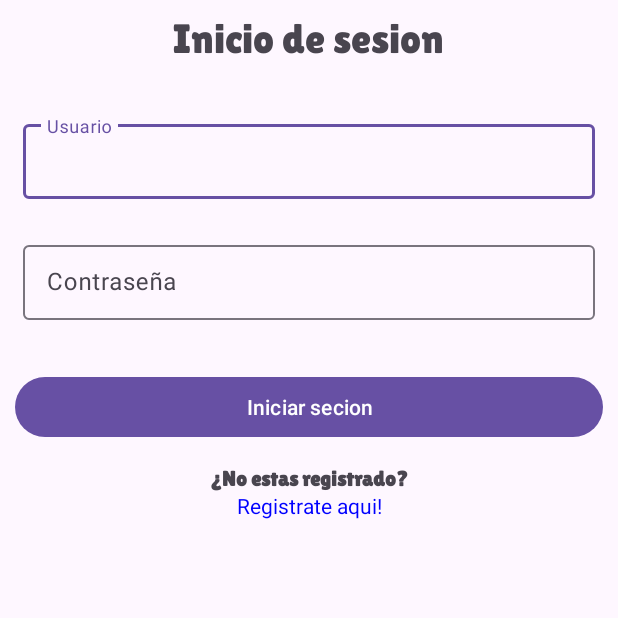
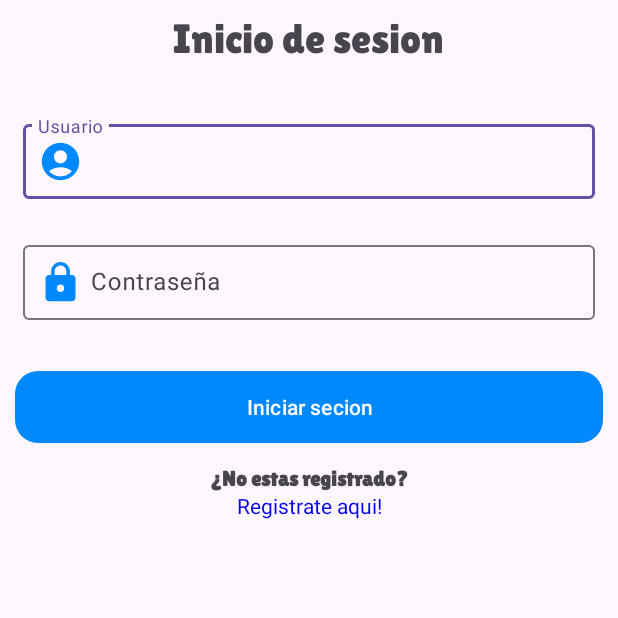
Before and after one commit to dillonduncan/proyecto_veterinaria, an Android app: the login_Activity screen opened directly, with no data from a screen before it, on a phone screen of 412 x 824 dp, the top half of it. Run offline under Robolectric (Android 15) with nearby library versions, the phone set to English and light mode, and no system bars.

```diff
--- a/app/src/main/java/com/example/veterinaria/Registrar_Roles_Activity.kt
+++ b/app/src/main/java/com/example/veterinaria/Registrar_Roles_Activity.kt
@@ -83,7 +83,6 @@ class Registrar_Roles_Activity : AppCompatActivity(),RolesAdaptadorListener {
             Toast.makeText(this@Registrar_Roles_Activity, "Eliminado con Exito", Toast.LENGTH_SHORT).show()
         }
     }
-
     override fun onEditItemClick(roles: Roles) {
         binding.btnAgregarRoles.setText("Actualizar")
         this.roles=roles
--- a/app/src/main/java/com/example/veterinaria/Registro_Usuario_Activity.kt
+++ b/app/src/main/java/com/example/veterinaria/Registro_Usuario_Activity.kt
@@ -145,6 +145,6 @@ class Registro_Usuario_Activity : AppCompatActivity(),UsuariosAdaptadorListener
         this.usuarios=usuario
         binding.edtNombreUsuario.setText(this.usuarios.nombre)
         binding.edtCorreoUsuario.setText(this.usuarios.correo)
-        binding.edtContraseA.setText(this.usuarios.contrasena)
+        binding.edtContraseA.setText(this.usuarios.contrasena.toString())
     }
 }
--- /dev/null
+++ b/app/src/main/res/color/color_btn.xml
@@ -0,0 +1,5 @@
+<?xml version="1.0" encoding="utf-8"?>
+<selector xmlns:android="http://schemas.android.com/apk/res/android">
+    <item android:color="#830089FF" android:state_pressed="true"/>
+    <item android:color="@color/blueLog" android:state_pressed="false"/>
+</selector>
--- /dev/null
+++ b/app/src/main/res/drawable/btn_style_blue.xml
@@ -0,0 +1,15 @@
+<?xml version="1.0" encoding="utf-8"?>
+<selector xmlns:android="http://schemas.android.com/apk/res/android">
+    <item android:state_pressed="false">
+        <shape>
+            <corners android:radius="15dp"/>
+            <solid android:color="@color/blueLog"/>
+        </shape>
+    </item>
+<item android:state_pressed="true">
+    <shape>
+        <corners android:radius="15dp"/>
+        <solid android:color="#830089FF"/>
+    </shape>
+</item>
+</selector>
--- a/app/src/main/res/layout/activity_login.xml
+++ b/app/src/main/res/layout/activity_login.xml
@@ -22,11 +22,15 @@
         android:layout_marginStart="15dp"
         android:layout_width="match_parent"
         android:layout_height="wrap_content">
+
         <EditText
             android:id="@+id/edtUsuario"
             android:layout_width="match_parent"
             android:layout_height="50dp"
-            android:hint="Usuario" />
+            android:hint="Usuario"
+            android:drawableLeft="@drawable/baseline_account_circle_24"
+            android:drawablePadding="5dp"
+            android:paddingStart="10dp"/>
     </com.google.android.material.textfield.TextInputLayout>
     <com.google.android.material.textfield.TextInputLayout
         android:layout_marginTop="25dp"
@@ -39,7 +43,10 @@
         android:inputType="numberPassword"
         android:layout_width="match_parent"
         android:layout_height="50dp"
-        android:hint="Contraseña" />
+        android:hint="Contraseña"
+        android:drawableLeft="@drawable/baseline_lock_24"
+        android:drawablePadding="5dp"
+        android:paddingStart="10dp"/>
     </com.google.android.material.textfield.TextInputLayout>
     <TextView
         android:id="@+id/txtLogIncorretco"
@@ -50,14 +57,16 @@
         android:textSize="20dp"
         android:layout_marginTop="5dp"
         android:textColor="#FF0000"/>
+
     <Button
+        android:id="@+id/btnIniciarSecion"
+        style="@style/btn_style_blue"
         android:layout_width="match_parent"
         android:layout_height="wrap_content"
-        android:text="Iniciar secion"
-        android:id="@+id/btnIniciarSecion"
+        android:layout_marginStart="10dp"
         android:layout_marginTop="5dp"
         android:layout_marginEnd="10dp"
-        android:layout_marginStart="10dp"/>
+        android:text="Iniciar secion" />
     <TextView
         android:layout_marginTop="15dp"
         android:layout_width="match_parent"
--- a/app/src/main/res/layout/activity_registrarce_usuario.xml
+++ b/app/src/main/res/layout/activity_registrarce_usuario.xml
@@ -76,6 +76,7 @@
 
     <Button
         android:id="@+id/btnRegistrarse"
+        style="@style/btn_style_blue"
         android:layout_width="match_parent"
         android:layout_height="wrap_content"
         android:layout_marginStart="25dp"
--- a/app/src/main/res/layout/activity_registro_mascota.xml
+++ b/app/src/main/res/layout/activity_registro_mascota.xml
@@ -39,6 +39,7 @@
             android:id="@+id/edtNombre_Mascota"
             android:layout_width="match_parent"
             android:layout_height="match_parent"
+            android:drawableLeft="@drawable/huella_removebg_preview__1_"
             android:fontFamily="@font/lilita"
             android:hint="Nombre de mascota" />
     </com.google.android.material.textfield.TextInputLayout>
--- a/app/src/main/res/values/colors.xml
+++ b/app/src/main/res/values/colors.xml
@@ -2,4 +2,5 @@
 <resources>
     <color name="black">#FF000000</color>
     <color name="white">#FFFFFFFF</color>
+    <color name="blueLog">#0089FF</color>
 </resources>
--- a/app/src/main/res/values/themes.xml
+++ b/app/src/main/res/values/themes.xml
@@ -6,4 +6,9 @@
     </style>
 
     <style name="Theme.Veterinaria" parent="Base.Theme.Veterinaria" />
+
+    <style name="btn_style_blue" parent="Widget.Material3.Button">
+        <item name="android:background">@drawable/btn_style_blue</item>
+        <item name="backgroundTint">@color/blueLog</item>
+    </style>
 </resources>
```
Also changed, not shown: app/src/main/res/drawable/huella_removebg_preview.png (added), app/src/main/res/drawable/huella_removebg_preview__1_.png (added).
